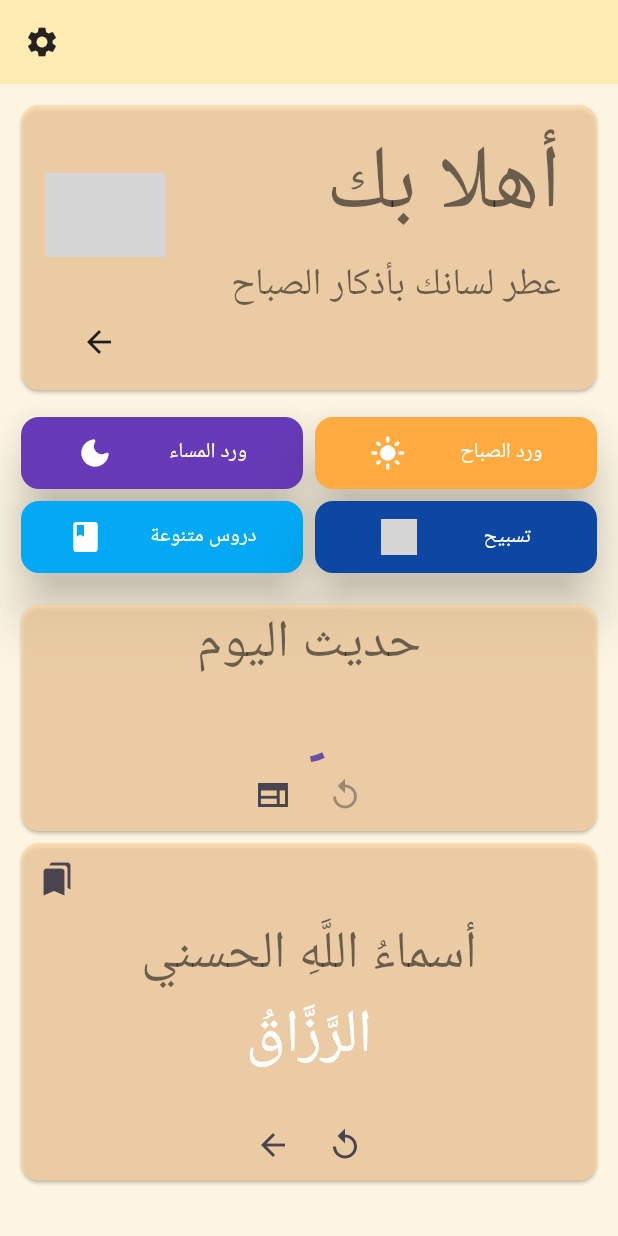
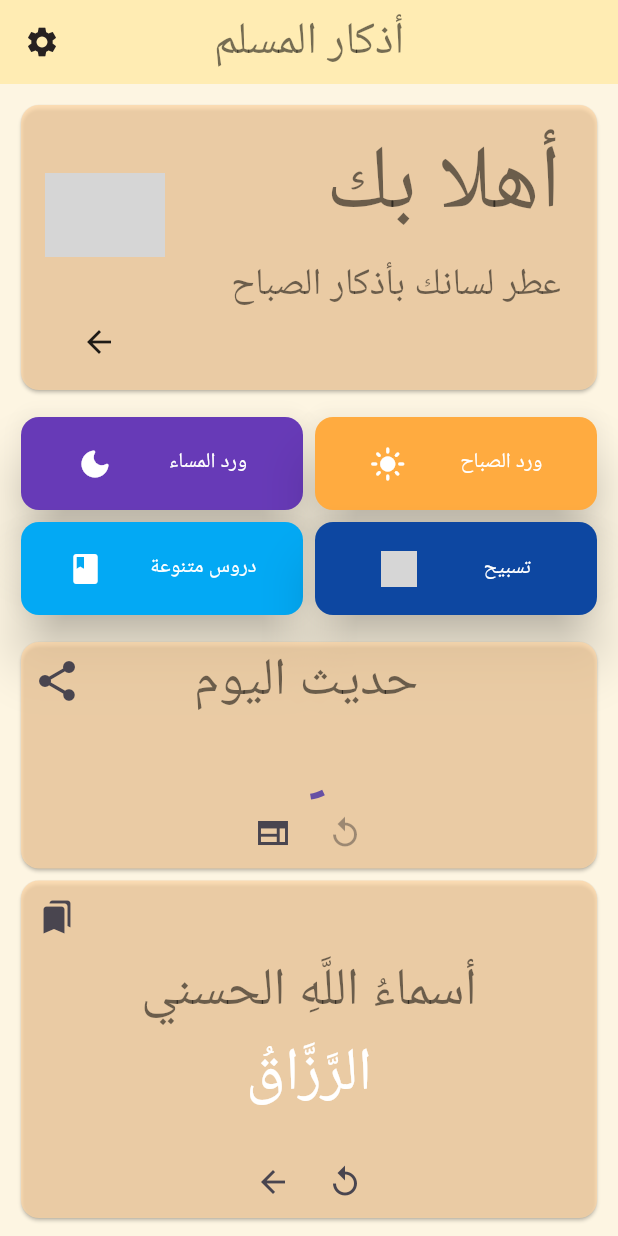
Before and after one commit to KarimBasem14/Thikra, a Flutter app: the screen it shows after launch, on a phone screen of 412 x 824 dp. Run offline on Flutter 3.47's test engine with Material 3 defaults, Android fonts, the light colour scheme and no system bars; our stand-ins replace flutter_local_notifications, google_fonts, share_plus, shared_preferences, timezone; Roboto replaces fonts that are missing (Kufam); grey boxes are pictures that could not be loaded.

Commit message:
Fixed card heights and added homepage appbar title using a google font

```diff
--- a/lib/MainScreens/homepage_utils/hadith_card.dart
+++ b/lib/MainScreens/homepage_utils/hadith_card.dart
@@ -2,6 +2,7 @@
 import 'dart:math';
 import 'package:flutter/material.dart';
 import 'package:flutter/services.dart';
+import 'package:share_plus/share_plus.dart';
 
 class HadithCard extends StatefulWidget {
   const HadithCard({super.key});
@@ -73,11 +74,34 @@
         color: Theme.of(context).cardColor,
         child: Column(
           children: [
-            Text(
-              "حديث اليوم",
-              style: Theme.of(context).appBarTheme.titleTextStyle?.copyWith(
-                    fontSize: 35,
+            Row(
+              mainAxisAlignment: MainAxisAlignment.center,
+              children: [
+                IconButton(
+                    onPressed: () async {
+                      await Share.share(hadith);
+                    },
+                    icon: const Icon(
+                      Icons.share,
+                      size: 32,
+                    )),
+                Expanded(
+                  child: Padding(
+                    padding: const EdgeInsets.only(
+                        left: 32.0 +
+                            35.0), // adding 35 to account for the font size, and adding 32 to account for the space that the icon takes, padding just shifts the widget in this case to the right
+                    child: Text(
+                      "حديث اليوم",
+                      style: Theme.of(context)
+                          .appBarTheme
+                          .titleTextStyle
+                          ?.copyWith(
+                            fontSize: 35,
+                          ),
+                    ),
                   ),
+                ),
+              ],
             ),
             const SizedBox(height: 15),
             Center(
--- a/lib/MainScreens/my_home_page.dart
+++ b/lib/MainScreens/my_home_page.dart
@@ -1,3 +1,4 @@
+import 'package:google_fonts/google_fonts.dart';
 import 'package:muslim_azkar/MainScreens/homepage_utils/asma2_hosna.dart';
 import 'package:muslim_azkar/MainScreens/homepage_utils/hadith_card.dart';
 import 'package:muslim_azkar/MainScreens/homepage_utils/wrd_card.dart';
@@ -68,6 +69,11 @@
     return Scaffold(
       // drawer: const MainDrawer(),
       appBar: AppBar(
+        centerTitle: true,
+        title: Text(
+          "أذكار المسلم",
+          style: GoogleFonts.kufam(),
+        ),
         backgroundColor: Theme.of(context).appBarTheme.backgroundColor,
         leading: Builder(
           // Used for the drawer. To open the drawer you need to use a context under the context of the scaffold.
@@ -98,7 +104,7 @@
                 height: 10,
               ),
               SizedBox(
-                height: 125,
+                height: 150,
 
                 // color: Colors.red,
                 child: GridView.builder(
@@ -106,6 +112,7 @@
                   itemCount:
                       4, // Adjust this based on the number of items you have
                   gridDelegate: const SliverGridDelegateWithFixedCrossAxisCount(
+                    mainAxisExtent: 70,
                     crossAxisCount: 2,
                     childAspectRatio:
                         3.5, // Adjust this ratio to control height
--- a/pubspec.yaml
+++ b/pubspec.yaml
@@ -39,6 +39,7 @@
   timezone: ^0.9.4
   share_plus: ^10.1.1
   shared_preferences: ^2.5.2
+  google_fonts: ^6.2.1
 
 
 
```
Also changed, not shown: lib/UtilityWidgets/azkar_counter.dart (+6 -6 lines), pubspec.lock.
